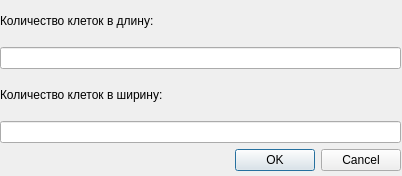
Before: the Qt Designer form Proj/placechooser.ui in TheSawIsTheLaw/ComputerGraphicsCoursework, drawn with Qt 5.
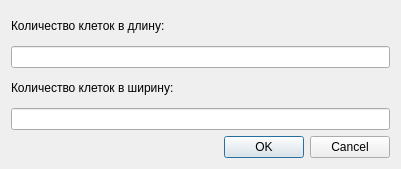
After: the same form once the commit is applied.

Patch:
```diff
--- a/Proj/placechooser.ui
+++ b/Proj/placechooser.ui
@@ -6,22 +6,15 @@
    <rect>
     <x>0</x>
     <y>0</y>
-    <width>402</width>
-    <height>176</height>
+    <width>401</width>
+    <height>169</height>
    </rect>
   </property>
   <property name="windowTitle">
    <string>Dialog</string>
   </property>
-  <widget class="QWidget" name="">
-   <property name="geometry">
-    <rect>
-     <x>0</x>
-     <y>0</y>
-     <width>401</width>
-     <height>171</height>
-    </rect>
-   </property>
+  <layout class="QVBoxLayout" name="verticalLayout_2">
+   <item>
    <layout class="QVBoxLayout" name="verticalLayout">
     <item>
      <widget class="QLabel" name="label_2">
@@ -54,7 +47,8 @@
      </widget>
     </item>
    </layout>
-  </widget>
+   </item>
+  </layout>
  </widget>
  <resources/>
  <connections/>
```
Lines whose indentation alone changed are shown as unchanged.
